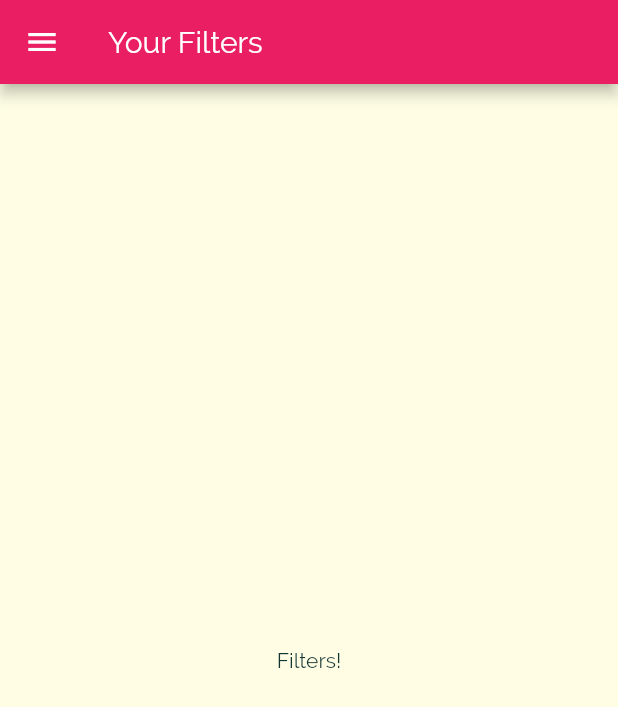
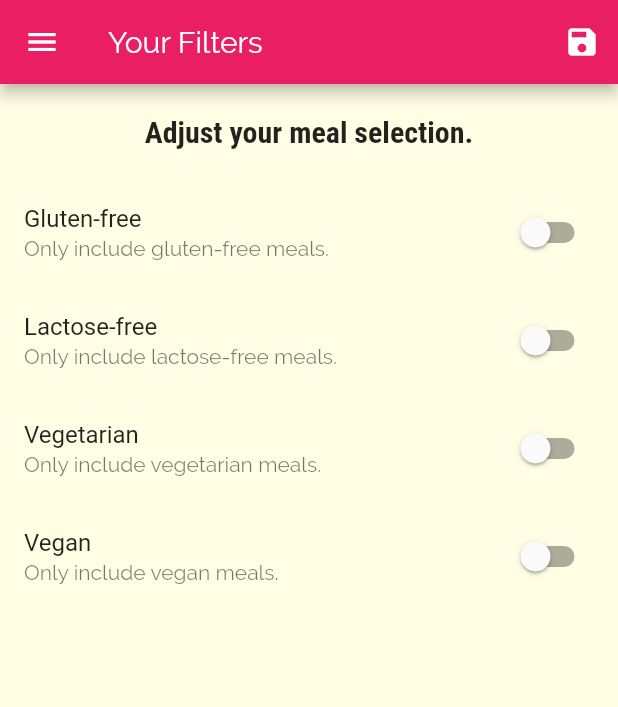
Before and after one commit to Sarfarazsajjad/meals_app, a Flutter app: the FiltersScreen screen opened by its route, on a phone screen of 412 x 824 dp. Shown: the top 707 px of the screen. Run offline on Flutter 3.47's test engine with Material 2 defaults, Android fonts, the phone set to English and light mode, and no system bars.

Commit message:
filter screen filter switches

```diff
--- a/lib/screens/filters_screen.dart
+++ b/lib/screens/filters_screen.dart
@@ -1,18 +1,117 @@
 import 'package:flutter/material.dart';
 import 'package:meals_app/widgets/main_drawer.dart';
 
-class FiltersScreen extends StatelessWidget {
+class FiltersScreen extends StatefulWidget {
   static const routeName = '/filters';
+
+  @override
+  _FiltersScreenState createState() => _FiltersScreenState();
+}
+
+class _FiltersScreenState extends State<FiltersScreen> {
+  bool _glutenFree = false;
+  bool _vegetarian = false;
+  bool _vegan = false;
+  bool _lactoseFree = false;
+
+  @override
+  initState() {
+    super.initState();
+  }
+
+  Widget _buildSwitchListTile(
+    String title,
+    String description,
+    bool currentValue,
+    Function updateValue,
+  ) {
+    return SwitchListTile(
+      title: Text(title),
+      value: currentValue,
+      subtitle: Text(
+        description,
+      ),
+      onChanged: updateValue,
+    );
+  }
 
   @override
   Widget build(BuildContext context) {
     return Scaffold(
       appBar: AppBar(
         title: Text('Your Filters'),
+        actions: <Widget>[
+          IconButton(
+            icon: Icon(Icons.save),
+            onPressed: () {},
+          )
+        ],
       ),
       drawer: MainDrawer(),
-      body: Center(
-        child: Text('Filters!'),
+      body: Column(
+        children: <Widget>[
+          Container(
+            padding: EdgeInsets.all(20),
+            child: Text(
+              'Adjust your meal selection.',
+              style: Theme.of(context).textTheme.headline6,
+            ),
+          ),
+          Expanded(
+            child: ListView(
+              children: <Widget>[
+                _buildSwitchListTile(
+                  'Gluten-free',
+                  'Only include gluten-free meals.',
+                  _glutenFree,
+                  (newValue) {
+                    setState(
+                      () {
+                        _glutenFree = newValue;
+                      },
+                    );
+                  },
+                ),
+                _buildSwitchListTile(
+                  'Lactose-free',
+                  'Only include lactose-free meals.',
+                  _lactoseFree,
+                  (newValue) {
+                    setState(
+                      () {
+                        _lactoseFree = newValue;
+                      },
+                    );
+                  },
+                ),
+                _buildSwitchListTile(
+                  'Vegetarian',
+                  'Only include vegetarian meals.',
+                  _vegetarian,
+                  (newValue) {
+                    setState(
+                      () {
+                        _vegetarian = newValue;
+                      },
+                    );
+                  },
+                ),
+                _buildSwitchListTile(
+                  'Vegan',
+                  'Only include vegan meals.',
+                  _vegan,
+                  (newValue) {
+                    setState(
+                      () {
+                        _vegan = newValue;
+                      },
+                    );
+                  },
+                )
+              ],
+            ),
+          ),
+        ],
       ),
     );
   }
--- a/lib/screens/meal_detail_screen.dart
+++ b/lib/screens/meal_detail_screen.dart
@@ -9,7 +9,7 @@ class MealDetailScreen extends StatelessWidget {
       margin: EdgeInsets.symmetric(vertical: 10),
       child: Text(
         text,
-        style: Theme.of(context).textTheme.title,
+        style: Theme.of(context).textTheme.headline6,
       ),
     );
   }
```
